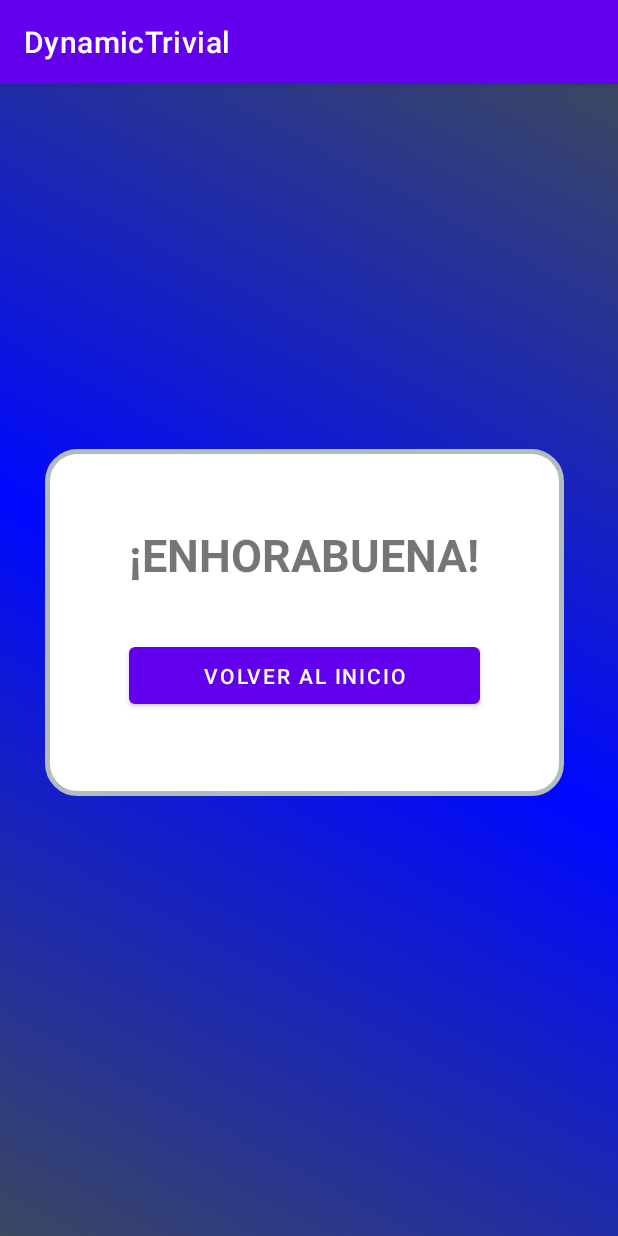
After one commit to EsDeSepa/ConocimientodelMedio, an Android app: the VictoryActivity screen opened directly, with no data from a screen before it, on a phone screen of 412 x 824 dp. The commit adds this screen. Run offline under Robolectric (Android 15) with nearby library versions, the phone set to English and light mode, and no system bars; our stand-ins replace Firebase (no records; nobody signed in at launch, a user with empty details on screens opened directly); 1 statement that could not run was skipped.

Commit message:
Added winning condition and fixed points with sports category

```diff
--- a/DynamicTrivial/app/src/main/java/com/example/dynamictrivial/ResultadoActivity.java
+++ b/DynamicTrivial/app/src/main/java/com/example/dynamictrivial/ResultadoActivity.java
@@ -3,6 +3,7 @@ package com.example.dynamictrivial;
 import android.content.Intent;
 import android.media.MediaPlayer;
 import android.os.Bundle;
+import android.util.Log;
 import android.view.View;
 import android.widget.Button;
 import android.widget.LinearLayout;
@@ -79,11 +80,13 @@ public class ResultadoActivity extends AppCompatActivity {
                     DatabaseReference jugadorActual = FirebaseDatabase.getInstance().getReference().child("jugadores").child(playerName);
 
                     // Add a listener to get the current player's points
+
                     jugadorActual.addListenerForSingleValueEvent(new ValueEventListener() {
                         @Override
                         public void onDataChange(@NonNull DataSnapshot dataSnapshot) {
                             // Get the current value of puntos
                             Integer puntos = dataSnapshot.child("puntos" + categoriaMayus).getValue(Integer.class);
+
                             if (puntos != null) {
                                 int puntosActual = puntos.intValue();
                                 puntosActual++;
--- /dev/null
+++ b/DynamicTrivial/app/src/main/java/com/example/dynamictrivial/VictoryActivity.java
@@ -0,0 +1,62 @@
+package com.example.dynamictrivial;
+
+import android.content.Intent;
+import android.graphics.Typeface;
+import android.media.MediaPlayer;
+import android.os.Bundle;
+import android.text.Spannable;
+import android.text.SpannableString;
+import android.text.SpannableStringBuilder;
+import android.text.style.StyleSpan;
+import android.view.View;
+import android.widget.Button;
+import android.widget.LinearLayout;
+import android.widget.ScrollView;
+import android.widget.TextView;
+
+import androidx.appcompat.app.AppCompatActivity;
+
+import com.google.firebase.database.DataSnapshot;
+import com.google.firebase.database.DatabaseError;
+import com.google.firebase.database.DatabaseReference;
+import com.google.firebase.database.FirebaseDatabase;
+import com.google.firebase.database.ValueEventListener;
+
+import java.util.ArrayList;
+import java.util.List;
+
+public class VictoryActivity extends AppCompatActivity {
+
+    Button nextButton;
+    MediaPlayer mp;
+    private String winningPlayer;
+
+
+    @Override
+    protected void onCreate(Bundle savedInstanceState) {
+        super.onCreate(savedInstanceState);
+        setContentView(R.layout.activity_victory);
+        mp = MediaPlayer.create(this, R.raw.click_sound);
+
+        Intent intent = getIntent();
+        winningPlayer = intent.getExtras().getString("winningPlayer");
+
+        LinearLayout layoutVictoria = findViewById(R.id.layout_victory);
+        TextView winner = new TextView(VictoryActivity.this);
+        winner.setText(winningPlayer);
+        layoutVictoria.addView(winner,1);
+
+        nextButton = findViewById(R.id.btn_continue);
+        nextButton.setOnClickListener(new View.OnClickListener() {
+            @Override
+            public void onClick(View view) {
+                mp.start();
+                Intent intent = new Intent(VictoryActivity.this, MainActivity.class);
+
+                startActivity(intent);
+                finish();
+
+            }
+        });
+    }
+}
--- /dev/null
+++ b/DynamicTrivial/app/src/main/res/layout/activity_victory.xml
@@ -0,0 +1,52 @@
+<?xml version="1.0" encoding="utf-8"?>
+<androidx.constraintlayout.widget.ConstraintLayout
+    xmlns:android="http://schemas.android.com/apk/res/android"
+    xmlns:app="http://schemas.android.com/apk/res-auto"
+    xmlns:tools="http://schemas.android.com/tools"
+    android:layout_width="match_parent"
+    android:layout_height="match_parent"
+    android:background="@drawable/gradient_background">
+
+    <LinearLayout
+        android:id="@+id/layout_victory"
+        android:layout_width="wrap_content"
+        android:layout_height="wrap_content"
+        android:layout_margin="50dp"
+        android:background="@drawable/layout_bg"
+        android:gravity="center"
+        android:orientation="vertical"
+        android:padding="40dp"
+        app:layout_constraintBottom_toBottomOf="parent"
+        app:layout_constraintEnd_toEndOf="parent"
+        app:layout_constraintHorizontal_bias="0.606"
+        app:layout_constraintStart_toStartOf="parent"
+        app:layout_constraintTop_toTopOf="parent"
+        app:layout_constraintVertical_bias="0.442">
+
+
+        <TextView
+            android:id="@+id/clasif_text"
+            android:layout_width="match_parent"
+            android:layout_height="wrap_content"
+            android:layout_marginLeft="16dp"
+            android:layout_marginTop="10dp"
+            android:layout_marginRight="16dp"
+            android:gravity="center"
+            android:text="¡ENHORABUENA!"
+            android:textSize="30sp"
+            android:textStyle="bold" />
+
+
+        <Button
+            android:id="@+id/btn_continue"
+            android:layout_width="match_parent"
+            android:layout_height="50dp"
+            android:layout_marginLeft="16dp"
+            android:layout_marginTop="16dp"
+            android:layout_marginRight="16dp"
+            android:layout_marginBottom="15dp"
+            android:text="Volver al inicio" />
+
+    </LinearLayout>
+
+</androidx.constraintlayout.widget.ConstraintLayout>
```
Also changed, not shown: DynamicTrivial/app/src/main/AndroidManifest.xml (+7 -0 lines), DynamicTrivial/app/src/main/java/com/example/dynamictrivial/ClasificacionActivity.java (+19 -4 lines), DynamicTrivial/app/src/main/java/com/example/dynamictrivial/MainActivity.java (+6 -1 lines).
